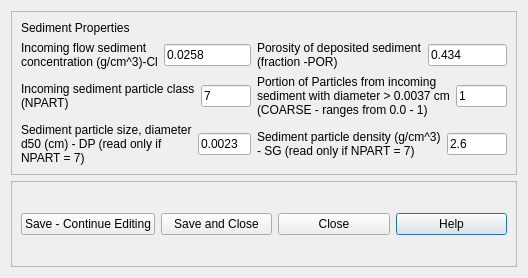
Before: the Qt Designer form ui/incoming_sediment.ui in Inigobarbe/VFSMOD-GUI, drawn with Qt 5.
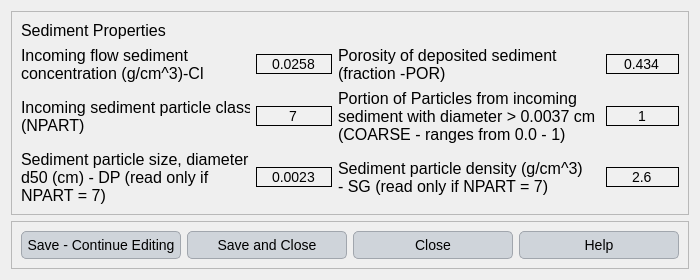
After: the same form once the commit is applied.

Patch:
```diff
--- a/ui/incoming_sediment.ui
+++ b/ui/incoming_sediment.ui
@@ -6,13 +6,116 @@
    <rect>
     <x>0</x>
     <y>0</y>
-    <width>528</width>
-    <height>278</height>
+    <width>700</width>
+    <height>279</height>
    </rect>
   </property>
   <property name="windowTitle">
    <string>Dialog</string>
   </property>
+  <property name="styleSheet">
+   <string notr="true">QLabel {
+    font-family: 'Georgia'; /* Cambiar la fuente a Georgia */
+    font-size: 16px; /* Cambiar el tamaño de la fuente */
+    color: #000000; /* Color del texto (blanco) */
+}
+
+QLineEdit {
+    font-family: 'Georgia'; /* Cambiar la fuente a Georgia */
+    font-size: 14px; /* Cambiar el tamaño de la fuente */
+    color: #000000; /* Color del texto (blanco) */
+    background-color: #f0f0f0; /* Color de fondo del QLineEdit */
+    border: 1px solid #000000; /* Borde blanco */
+}
+
+QComboBox {
+    font-family: 'Georgia'; /* Cambiar la fuente a Georgia */
+    font-size: 14px; /* Cambiar el tamaño de la fuente */
+    color: #000000; /* Color del texto (blanco) */
+    background-color: #cfd4da; /* Fondo oscuro del ComboBox */
+}
+
+QRadioButton {
+    font-family: 'Georgia'; /* Cambiar la fuente a Georgia */
+    font-size: 14px; /* Cambiar el tamaño de la fuente */
+    color: #000000; /* Color del texto (blanco) */
+}
+
+QCheckBox {
+    font-family: 'Georgia'; /* Cambiar la fuente a Georgia */
+    font-size: 14px; /* Cambiar el tamaño de la fuente */
+    color: #000000; /* Color del texto (blanco) */
+}
+
+/* Cambiar la fuente y estilo de los QPushButton */
+QPushButton {
+    font-family: 'Georgia'; /* Cambiar la fuente */
+    font-size: 14px; /* Cambiar el tamaño de la fuente */
+    color: #000000; /* Color del texto negro */
+    background-color: #cfd4da; /* Fondo gris claro */
+    border: 1px solid #a1a6ad; /* Borde gris medio */
+    border-radius: 5px; /* Bordes redondeados */
+    padding: 5px; /* Espaciado interno */
+}
+
+/* Estilo cuando el ratón pasa sobre el botón */
+QPushButton:hover {
+    color: #000000; /* Mantener el texto negro */
+    background-color: #b7bcc3; /* Fondo gris un poco más oscuro al pasar el mouse */
+}
+
+/* Estilo cuando el botón está presionado */
+QPushButton:pressed {
+    background-color: #a6acb3; /* Fondo ligeramente más oscuro al presionar */
+    color: #000000; /* Mantener el texto negro cuando se presiona */
+}
+
+
+
+/* Estilo general para QTableWidget y QTableView */
+QTableWidget, QTableView {
+    font-family: 'Georgia'; /* Cambiar la fuente a Georgia */
+    font-size: 14px; /* Tamaño de la fuente */
+    color: #000000; /* Color del texto negro */
+    background-color: #e6e9ed; /* Fondo gris claro para la tabla */
+    gridline-color: #a1a6ad; /* Color de las líneas de la tabla (gris medio) */
+    selection-background-color: #b7bcc3; /* Color de fondo cuando se selecciona una celda (gris suave) */
+    selection-color: #000000; /* Color del texto cuando la celda está seleccionada (negro) */
+}
+
+/* Estilo para el encabezado horizontal de la tabla */
+QHeaderView::section {
+    font-family: 'Georgia'; /* Cambiar la fuente a Georgia */
+    font-size: 14px; /* Tamaño de la fuente */
+    color: #000000; /* Color del texto negro */
+    background-color: #cfd4da; /* Fondo gris claro del encabezado */
+    border: 1px solid #a1a6ad; /* Borde gris medio entre las secciones */
+    padding: 4px; /* Espaciado interno en el encabezado */
+}
+
+/* Estilo para las celdas de la tabla al pasar el mouse */
+QTableWidget::item:hover, QTableView::item:hover {
+    background-color: #b7bcc3; /* Fondo gris suave al pasar el mouse */
+    color: #000000; /* Mantener el texto negro */
+}
+
+/* Estilo para las celdas cuando están seleccionadas */
+QTableWidget::item:selected, QTableView::item:selected {
+    background-color: #a6acb3; /* Fondo gris intermedio cuando está seleccionado */
+    color: #000000; /* Texto negro cuando está seleccionado */
+}
+
+/* Ajustar el tamaño de las celdas */
+QTableWidget::item, QTableView::item {
+    padding: 4px; /* Espaciado interno de las celdas */
+}
+
+/* Estilo para el borde inferior de la tabla */
+QTableCornerButton::section {
+    background-color: #cfd4da; /* Fondo del botón de esquina */
+    border: 1px solid #a1a6ad; /* Borde gris medio del botón de esquina */
+}</string>
+  </property>
   <layout class="QGridLayout" name="gridLayout_2">
    <item row="1" column="0">
     <widget class="QFrame" name="frame_2">
@@ -67,6 +170,12 @@
        <layout class="QHBoxLayout" name="horizontalLayout">
         <item>
          <widget class="QLabel" name="label">
+          <property name="minimumSize">
+           <size>
+            <width>229</width>
+            <height>0</height>
+           </size>
+          </property>
           <property name="text">
            <string>Incoming flow sediment
 concentration (g/cm^3)-Cl</string>
@@ -78,6 +187,9 @@
           <property name="text">
            <string>0.0258</string>
           </property>
+          <property name="alignment">
+           <set>Qt::AlignCenter</set>
+          </property>
          </widget>
         </item>
        </layout>
@@ -86,6 +198,12 @@
        <layout class="QHBoxLayout" name="horizontalLayout_4">
         <item>
          <widget class="QLabel" name="label_4">
+          <property name="minimumSize">
+           <size>
+            <width>262</width>
+            <height>0</height>
+           </size>
+          </property>
           <property name="text">
            <string>Porosity of deposited sediment
 (fraction -POR)</string>
@@ -97,6 +215,9 @@
           <property name="text">
            <string>0.434</string>
           </property>
+          <property name="alignment">
+           <set>Qt::AlignCenter</set>
+          </property>
          </widget>
         </item>
        </layout>
@@ -105,6 +226,12 @@
        <layout class="QHBoxLayout" name="horizontalLayout_2">
         <item>
          <widget class="QLabel" name="label_2">
+          <property name="minimumSize">
+           <size>
+            <width>229</width>
+            <height>0</height>
+           </size>
+          </property>
           <property name="text">
            <string>Incoming sediment particle class
 (NPART)</string>
@@ -116,6 +243,9 @@
           <property name="text">
            <string>7</string>
           </property>
+          <property name="alignment">
+           <set>Qt::AlignCenter</set>
+          </property>
          </widget>
         </item>
        </layout>
@@ -124,6 +254,12 @@
        <layout class="QHBoxLayout" name="horizontalLayout_5">
         <item>
          <widget class="QLabel" name="label_5">
+          <property name="minimumSize">
+           <size>
+            <width>262</width>
+            <height>0</height>
+           </size>
+          </property>
           <property name="text">
            <string>Portion of Particles from incoming
 sediment with diameter &gt; 0.0037 cm
@@ -136,6 +272,9 @@
           <property name="text">
            <string>1</string>
           </property>
+          <property name="alignment">
+           <set>Qt::AlignCenter</set>
+          </property>
          </widget>
         </item>
        </layout>
@@ -144,6 +283,12 @@
        <layout class="QHBoxLayout" name="horizontalLayout_6">
         <item>
          <widget class="QLabel" name="label_6">
+          <property name="minimumSize">
+           <size>
+            <width>262</width>
+            <height>0</height>
+           </size>
+          </property>
           <property name="text">
            <string>Sediment particle density (g/cm^3)
 - SG (read only if NPART = 7)</string>
@@ -155,6 +300,9 @@
           <property name="text">
            <string>2.6</string>
           </property>
+          <property name="alignment">
+           <set>Qt::AlignCenter</set>
+          </property>
          </widget>
         </item>
        </layout>
@@ -163,6 +311,12 @@
        <layout class="QHBoxLayout" name="horizontalLayout_3">
         <item>
          <widget class="QLabel" name="label_3">
+          <property name="minimumSize">
+           <size>
+            <width>229</width>
+            <height>0</height>
+           </size>
+          </property>
           <property name="text">
            <string>Sediment particle size, diameter
 d50 (cm) - DP (read only if 
@@ -175,6 +329,9 @@
           <property name="text">
            <string>0.0023</string>
           </property>
+          <property name="alignment">
+           <set>Qt::AlignCenter</set>
+          </property>
          </widget>
         </item>
        </layout>
```
